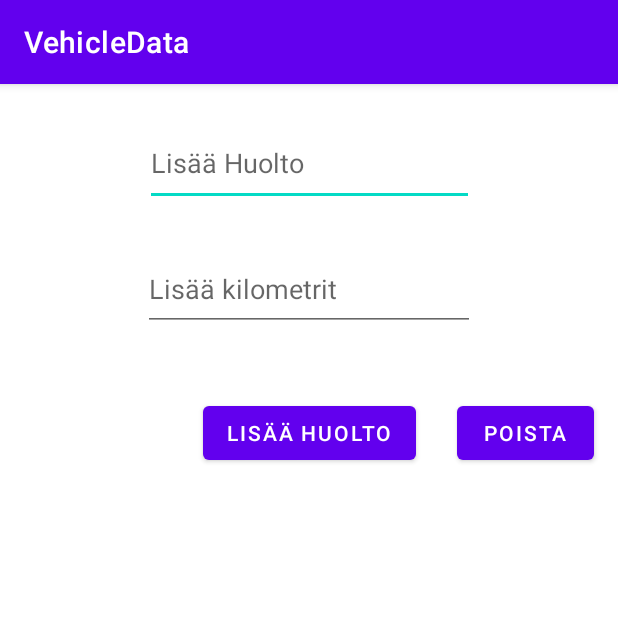
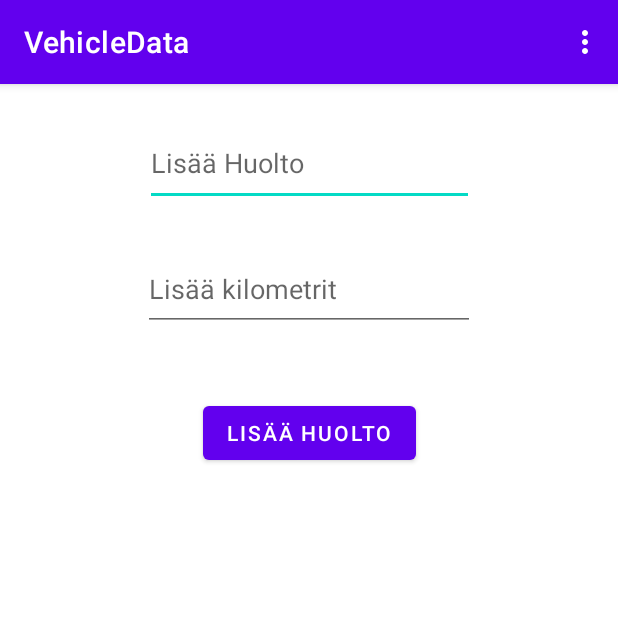
Before and after one commit to mikaelk94/android-huoltokirja, an Android app: the VehicleData screen opened directly, with no data from a screen before it, on a phone screen of 412 x 824 dp, the top half of it. Run offline under Robolectric (Android 15) with nearby library versions, the phone set to English and light mode, and no system bars; our stand-ins replace Firebase (no records; nobody signed in at launch, a user with empty details on screens opened directly).

Commit message:
tietojenpoisto nyt toimintopalkissa

```diff
--- a/app/src/main/java/huolto/kirja/VehicleData.java
+++ b/app/src/main/java/huolto/kirja/VehicleData.java
@@ -5,6 +5,9 @@
 import androidx.appcompat.app.AppCompatActivity;
 
 import android.os.Bundle;
+import android.view.Menu;
+import android.view.MenuInflater;
+import android.view.MenuItem;
 import android.view.View;
 import android.widget.ArrayAdapter;
 import android.widget.Button;
@@ -23,7 +26,6 @@
     EditText addService;
     EditText addKilometers;
     Button saveService;
-    Button btnDelete;
     DatabaseReference reference = FirebaseDatabase.getInstance().getReference("user");
     DatabaseReference reference2 = FirebaseDatabase.getInstance().getReference("user");
 
@@ -57,7 +59,7 @@
         addService = findViewById(R.id.editTextAddVService);
         addKilometers = findViewById(R.id.editTextAddVKilometers);
         saveService = findViewById(R.id.buttonAddVService);
-        btnDelete = findViewById(R.id.buttonDelete);
+
 
         saveService.setOnClickListener(new View.OnClickListener() {
             @Override
@@ -71,14 +73,24 @@
             }
         });
 
-        btnDelete.setOnClickListener(new View.OnClickListener() {
-            @Override
-            public void onClick(View v) {
+    }
+
+    @Override
+    public boolean onCreateOptionsMenu(Menu menu) {
+        MenuInflater inflater = getMenuInflater();
+        inflater.inflate(R.menu.menu3, menu);
+        return true;
+    }
+
+    @Override
+    public boolean onOptionsItemSelected(@NonNull MenuItem item) {
+        switch (item.getItemId()) {
+            case R.id.deleteThisVehicle:
+                String username = getIntent().getStringExtra("username");
+                String vehiclename = getIntent().getStringExtra("vehicleName");
                 reference.child(username).child("vehicles").child(vehiclename).removeValue();
-
-            }
-        });
-
+        }
+        return super.onOptionsItemSelected(item);
     }
 
     private void initializeListView(){
--- /dev/null
+++ b/app/src/main/res/drawable/ic_baseline_delete_24.xml
@@ -0,0 +1,10 @@
+<vector xmlns:android="http://schemas.android.com/apk/res/android"
+    android:width="24dp"
+    android:height="24dp"
+    android:viewportWidth="24"
+    android:viewportHeight="24"
+    android:tint="?attr/colorControlNormal">
+  <path
+      android:fillColor="@android:color/white"
+      android:pathData="M6,19c0,1.1 0.9,2 2,2h8c1.1,0 2,-0.9 2,-2V7H6v12zM19,4h-3.5l-1,-1h-5l-1,1H5v2h14V4z"/>
+</vector>
--- a/app/src/main/res/layout/activity_vehicle_data.xml
+++ b/app/src/main/res/layout/activity_vehicle_data.xml
@@ -52,17 +52,4 @@
         app:layout_constraintStart_toStartOf="parent"
         app:layout_constraintTop_toBottomOf="@+id/buttonAddVService" />
 
-    <Button
-        android:id="@+id/buttonDelete"
-        android:layout_width="91dp"
-        android:layout_height="48dp"
-        android:layout_marginTop="32dp"
-        android:text="@string/delete_vehicle"
-        app:layout_constraintBottom_toTopOf="@+id/VehicleDataList"
-        app:layout_constraintEnd_toEndOf="parent"
-        app:layout_constraintHorizontal_bias="0.627"
-        app:layout_constraintStart_toEndOf="@+id/buttonAddVService"
-        app:layout_constraintTop_toBottomOf="@+id/editTextAddVKilometers"
-        app:layout_constraintVertical_bias="0.272" />
-
 </androidx.constraintlayout.widget.ConstraintLayout>
--- /dev/null
+++ b/app/src/main/res/menu/menu3.xml
@@ -0,0 +1,9 @@
+<?xml version="1.0" encoding="utf-8"?>
+<menu xmlns:android="http://schemas.android.com/apk/res/android"
+    xmlns:app="http://schemas.android.com/apk/res-auto">
+    <item
+        android:id="@+id/deleteThisVehicle"
+        android:title="Poista Ajoneuvo"
+        app:showAsAction="never"
+        android:icon="@drawable/ic_baseline_delete_24"/>
+</menu>
```
